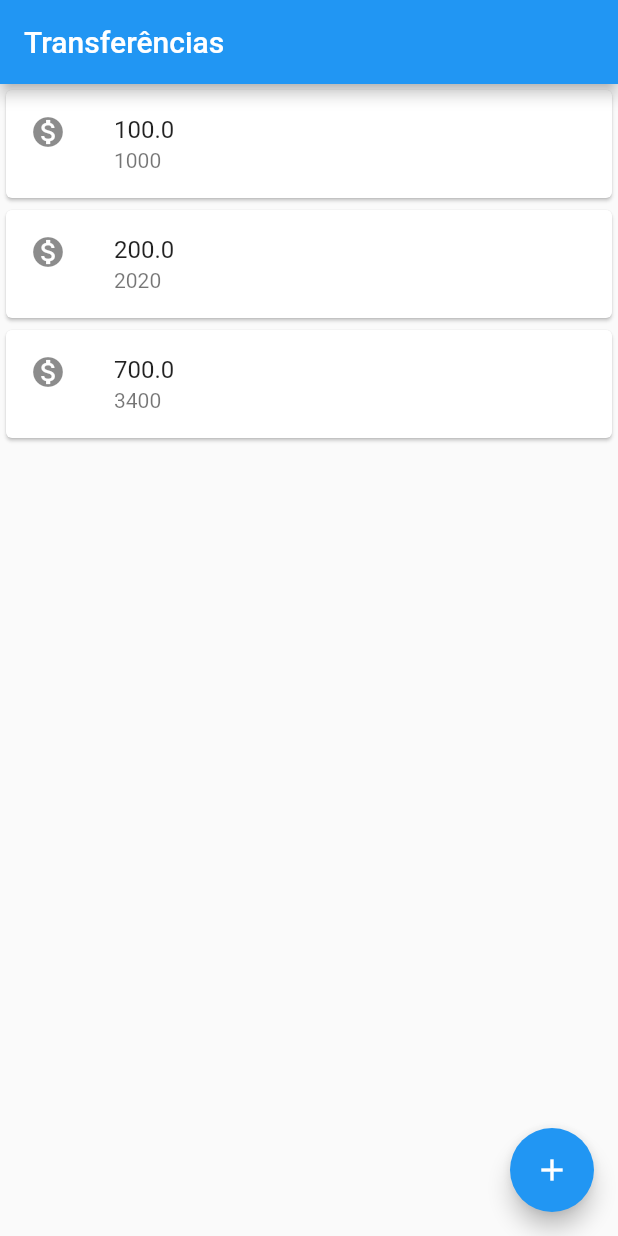
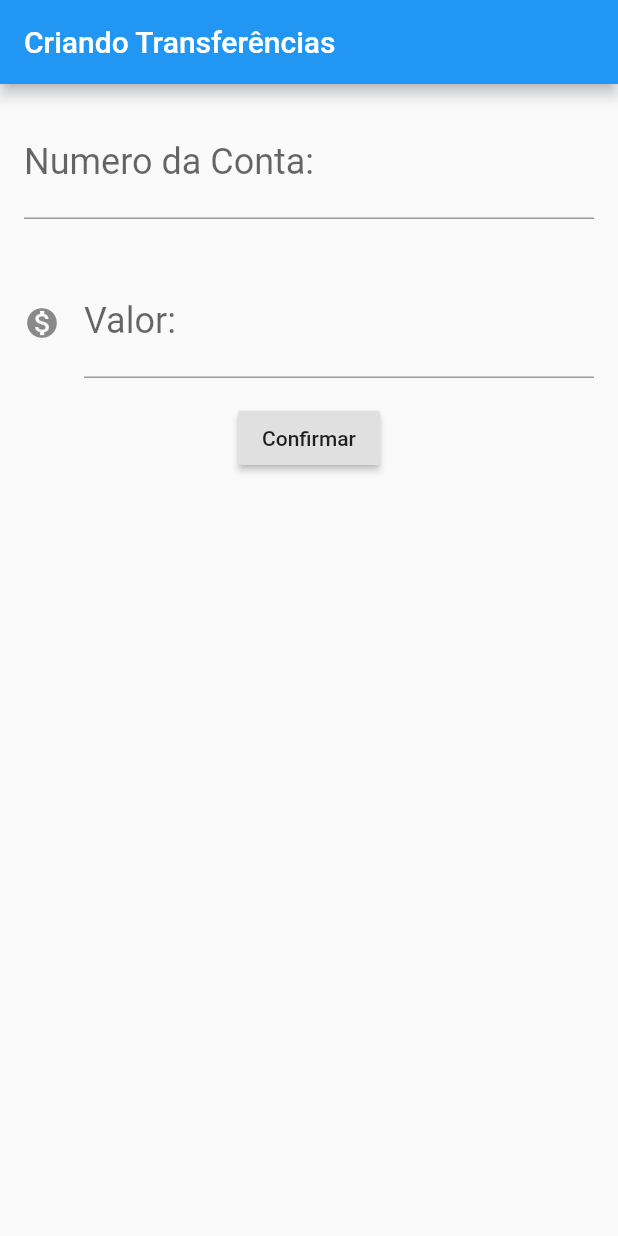
Before and after one commit to sywrahg/flutter-alura, a Flutter app: the screen it shows after launch, on a phone screen of 412 x 824 dp. Run offline on Flutter 3.47's test engine with Material 2 defaults, Android fonts, the phone set to English and light mode, and no system bars.

Commit message:
Criando formulário

```diff
--- a/lib/main.dart
+++ b/lib/main.dart
@@ -1,31 +1,36 @@
 import 'package:flutter/material.dart';
 
 void main() {
-  runApp(
-    MaterialApp(
+  runApp(BytebankApp());
+}
+
+class BytebankApp extends StatelessWidget {
+  @override
+  Widget build(BuildContext context) {
+    // TODO: implement build
+    return MaterialApp(
       home: Scaffold(
-        body: ListaTransferencias(),
-        appBar: AppBar(
-          title: Text('Transferências'),
-        ),
-        floatingActionButton: FloatingActionButton(
-          child: Icon(Icons.add),
-        ),
+        body: FormularioTransferencia(),
       ),
-    ),
-  );
+    );
+  }
 }
 
 class ListaTransferencias extends StatelessWidget {
   @override
   Widget build(BuildContext context) {
-    // TODO: implement build
-    return Column(
-      children: <Widget>[
+    return Scaffold(
+      appBar: AppBar(
+        title: Text('Transferências'),
+      ),
+      body: Column(children: <Widget>[
         ItemTransferencia(Transferencia(100.0, 1000)),
         ItemTransferencia(Transferencia(200.0, 2020)),
         ItemTransferencia(Transferencia(700.0, 3400)),
-      ],
+      ]),
+      floatingActionButton: FloatingActionButton(
+        child: Icon(Icons.add),
+      ),
     );
   }
 }
@@ -53,4 +58,72 @@ class Transferencia {
   final int numeroConta;
 
   Transferencia(this.valor, this.numeroConta);
+
+  @override
+  String toString() {
+    return "Transferência {valor: $valor, numeroConta: $numeroConta}";
+  }
 }
+
+class FormularioTransferencia extends StatelessWidget {
+  final TextEditingController _controllerCampoNumeroConta =
+      TextEditingController();
+  final TextEditingController _controllerCampoValor = TextEditingController();
+
+  @override
+  Widget build(BuildContext context) {
+    return Scaffold(
+      appBar: AppBar(
+        title: Text('Criando Transferências'),
+      ),
+      body: Column(
+        children: [
+          Editor(
+            controlador: _controllerCampoNumeroConta,
+            rotulo: "Numero da Conta: ",
+            dica: "0000",
+          ),
+          Editor(
+              controlador: _controllerCampoValor,
+              rotulo: 'Valor:',
+              dica: '0.00',
+              icone: Icons.monetization_on),
+          RaisedButton(child: Text('Confirmar'), onPressed: _criaTransferencia),
+        ],
+      ),
+    );
+  }
+
+  void _criaTransferencia() {
+    final int numeroConta = int.tryParse(_controllerCampoNumeroConta.text);
+    final double valor = double.tryParse(_controllerCampoValor.text);
+
+    if (numeroConta != null && valor != null) {
+      final transferenciaCriada = Transferencia(valor, numeroConta);
+    }
+  }
+}
+
+class Editor extends StatelessWidget {
+  final TextEditingController controlador;
+  final String rotulo;
+  final String dica;
+  final IconData icone;
+
+  Editor({this.controlador, this.rotulo, this.dica, this.icone});
+  @override
+  Widget build(BuildContext context) {
+    return Padding(
+      padding: const EdgeInsets.all(16.0),
+      child: TextField(
+        controller: controlador,
+        style: TextStyle(fontSize: 24.0),
+        decoration: InputDecoration(
+            icon: icone != null ? Icon(icone) : null,
+            labelText: rotulo,
+            hintText: dica),
+        keyboardType: TextInputType.number,
+      ),
+    );
+  }
+}
```
